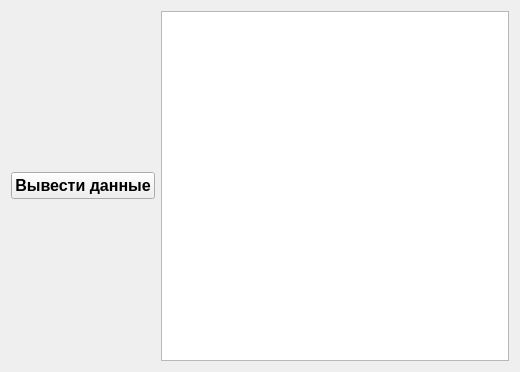
First picture: the form in sql/datainfo.ui, repository alex19852010/sql, before the edit.
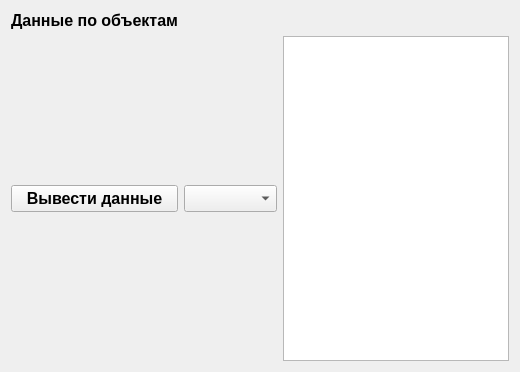
Second picture: the form after the edit.

The edit to the form file:
```diff
--- a/sql/datainfo.ui
+++ b/sql/datainfo.ui
@@ -10,14 +10,18 @@
     <height>372</height>
    </rect>
   </property>
+  <property name="font">
+   <font>
+    <pointsize>12</pointsize>
+    <weight>75</weight>
+    <bold>true</bold>
+   </font>
+  </property>
   <property name="windowTitle">
    <string>Form</string>
   </property>
   <layout class="QGridLayout" name="gridLayout">
-   <item row="0" column="2">
-    <widget class="QTableView" name="tableView"/>
-   </item>
-   <item row="0" column="1">
+   <item row="2" column="1">
     <widget class="QPushButton" name="pushButton">
      <property name="font">
       <font>
@@ -31,6 +35,22 @@
      </property>
     </widget>
    </item>
+   <item row="2" column="2">
+    <widget class="QComboBox" name="comboBox"/>
+   </item>
+   <item row="2" column="3">
+    <widget class="QTableView" name="tableView"/>
+   </item>
+   <item row="0" column="1">
+    <widget class="QLabel" name="label">
+     <property name="text">
+      <string>Данные по объектам</string>
+     </property>
+     <property name="alignment">
+      <set>Qt::AlignCenter</set>
+     </property>
+    </widget>
+   </item>
   </layout>
  </widget>
  <resources/>
```
